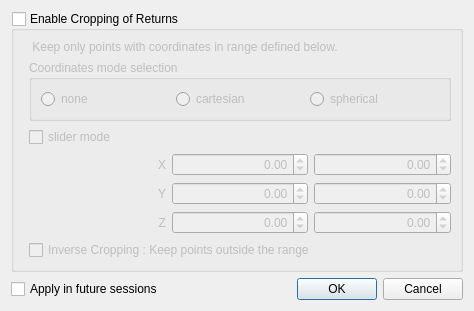
First picture: the form in LidarPlugin/Ui/vvCropReturnsDialog.ui, repository Kitware/VeloView, before the edit.
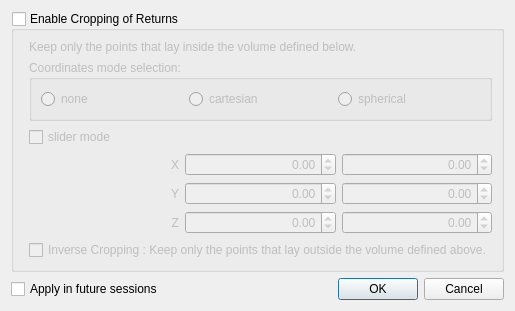
Second picture: the form after the edit.

Commit message: Better documentation for the Cropping mecanism

Diff of the .ui file:
```diff
--- a/LidarPlugin/Ui/vvCropReturnsDialog.ui
+++ b/LidarPlugin/Ui/vvCropReturnsDialog.ui
@@ -179,14 +179,14 @@
       <item row="7" column="1">
        <widget class="QCheckBox" name="CropOutsideCheckBox">
         <property name="text">
-         <string>Inverse Cropping : Keep points outside the range</string>
+         <string>Inverse Cropping : Keep only the points that lay outside the volume defined above.</string>
         </property>
        </widget>
       </item>
       <item row="2" column="1">
        <widget class="QGroupBox" name="radioButtonGroupBox">
         <property name="title">
-         <string>Coordinates mode selection</string>
+         <string>Coordinates mode selection:</string>
         </property>
         <layout class="QGridLayout" name="radioButtonGroupBoxLayout">
          <item row="1" column="0">
@@ -216,7 +216,7 @@
       <item row="1" column="1">
        <widget class="QLabel" name="label">
         <property name="text">
-         <string> Keep only points with coordinates in range defined below.</string>
+         <string>Keep only the points that lay inside the volume defined below.</string>
         </property>
        </widget>
       </item>
```
The commit also changes 2 other files.
